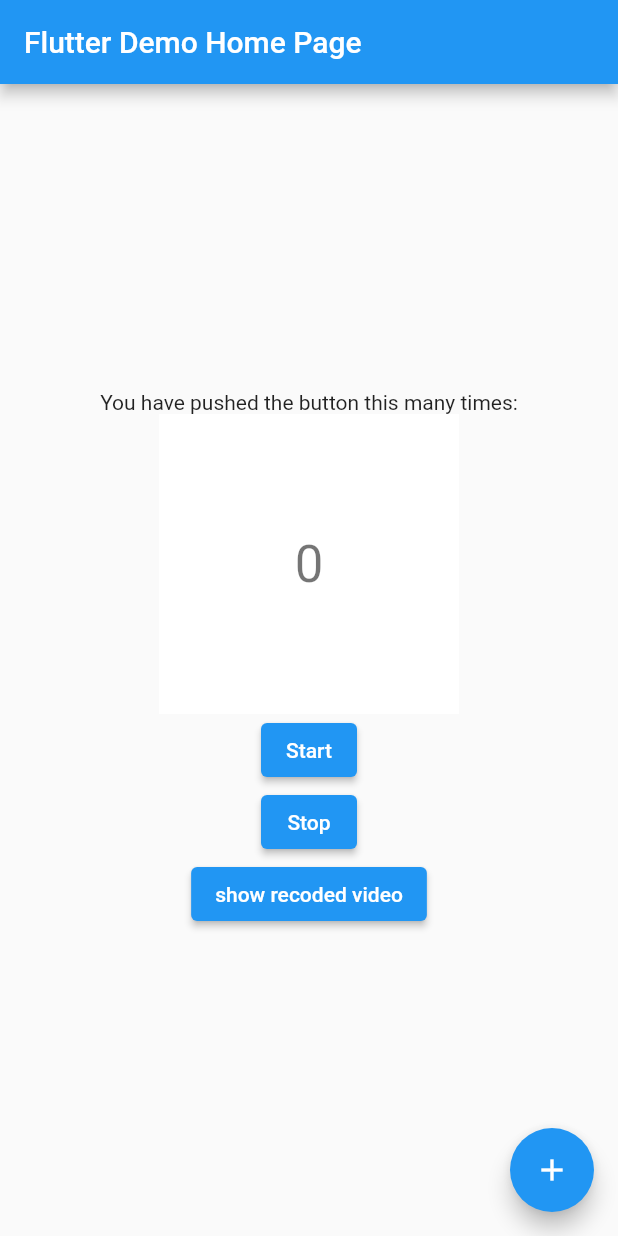
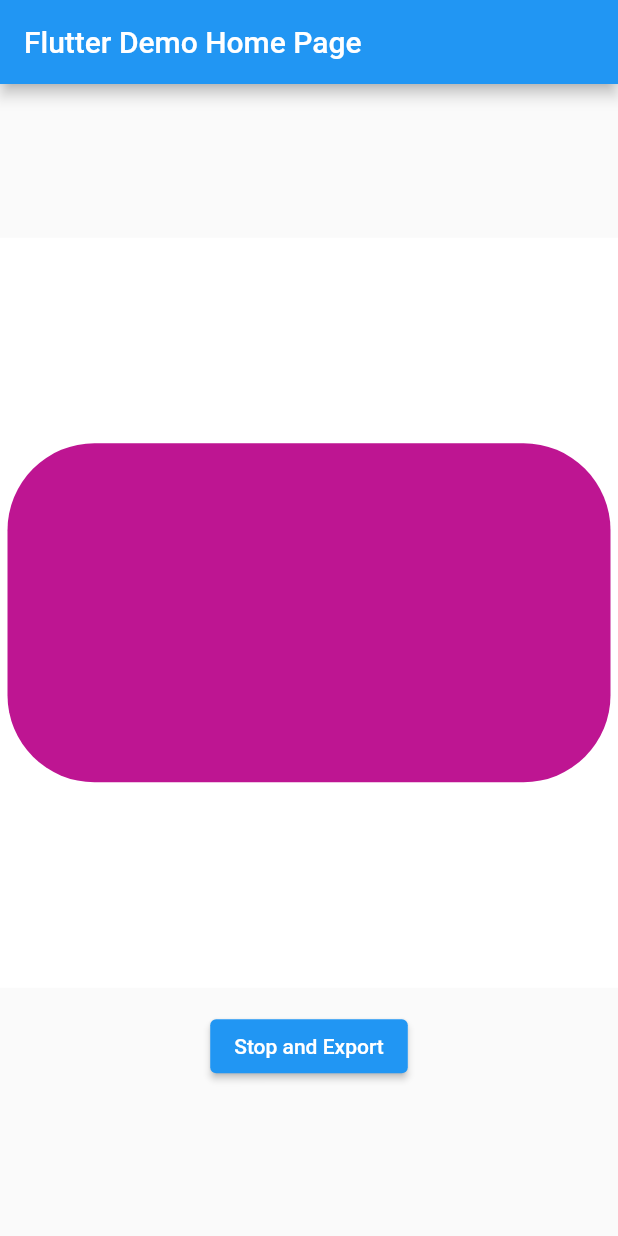
Before and after one commit to Baseflow/screenrecorder, a Flutter app: the screen it shows after launch, after a tap on "Start", on a phone screen of 412 x 824 dp. Run offline on Flutter 3.47's test engine with Material 2 defaults, Android fonts, the phone set to English and light mode, and no system bars.

Commit message:
chore: prepare more complex example

```diff
--- a/example/lib/main.dart
+++ b/example/lib/main.dart
@@ -1,5 +1,6 @@
 import 'dart:typed_data';
 
+import 'package:example/sample_animation.dart';
 import 'package:flutter/material.dart';
 import 'package:screen_recorder/screen_recorder.dart';
 
@@ -30,14 +31,9 @@ class MyHomePage extends StatefulWidget {
 }
 
 class _MyHomePageState extends State<MyHomePage> {
-  int _counter = 0;
+  bool _recording = false;
+  bool _exporting = false;
   ScreenRecorderController controller = ScreenRecorderController();
-
-  void _incrementCounter() {
-    setState(() {
-      _counter++;
-    });
-  }
 
   @override
   Widget build(BuildContext context) {
@@ -49,35 +45,41 @@ class _MyHomePageState extends State<MyHomePage> {
         child: Column(
           mainAxisAlignment: MainAxisAlignment.center,
           children: <Widget>[
-            Text(
-              'You have pushed the button this many times:',
+            if (_exporting)
+              Center(child: CircularProgressIndicator())
+            else ...[
+              ScreenRecorder(
+                height: 500,
+                width: 500,
+                controller: controller,
+                child: SampleAnimation(),
               ),
-            ScreenRecorder(
-              height: 200,
-              width: 200,
-              controller: controller,
-              child: Center(
-                child: Text(
-                  '$_counter',
-                  style: Theme.of(context).textTheme.headlineMedium,
-                ),
-              ),
-            ),
+              if (!_recording && !_exporting)
                 ElevatedButton(
                   onPressed: () {
                     controller.start();
+                    setState(() {
+                      _recording = true;
+                    });
                   },
                   child: Text('Start'),
                 ),
-            ElevatedButton(
-              onPressed: () {
-                controller.stop();
-              },
-              child: Text('Stop'),
+              const SizedBox(
+                height: 15,
               ),
+              if (_recording && !_exporting)
                 ElevatedButton(
                   onPressed: () async {
+                    controller.stop();
+
+                    setState(() {
+                      _recording = false;
+                      _exporting = true;
+                    });
                     var gif = await controller.export();
+                    setState(() {
+                      _exporting = false;
+                    });
                     showDialog(
                       context: context,
                       builder: (context) {
@@ -87,15 +89,11 @@ class _MyHomePageState extends State<MyHomePage> {
                       },
                     );
                   },
-              child: Text('show recoded video'),
+                  child: Text('Stop and Export'),
                 ),
+            ]
           ],
         ),
-      ),
-      floatingActionButton: FloatingActionButton(
-        onPressed: _incrementCounter,
-        tooltip: 'Increment',
-        child: Icon(Icons.add),
       ),
     );
   }
--- /dev/null
+++ b/example/lib/sample_animation.dart
@@ -0,0 +1,73 @@
+import 'dart:async';
+import 'dart:math';
+
+import 'package:flutter/material.dart';
+
+class SampleAnimation extends StatefulWidget {
+  const SampleAnimation({Key? key});
+
+  @override
+  State<SampleAnimation> createState() => _SampleAnimationState();
+}
+
+class _SampleAnimationState extends State<SampleAnimation> {
+  // Define the various properties with default values. Update these properties
+  // when the user taps a FloatingActionButton.
+  double paddingTop = 5;
+  double paddingleft = 5;
+  Color _color = Colors.green;
+  BorderRadiusGeometry _borderRadius = BorderRadius.circular(8);
+
+  @override
+  void initState() {
+    super.initState();
+    startTimer();
+  }
+
+  Timer? _timer;
+
+  void startTimer() {
+    const oneSec = const Duration(seconds: 1);
+    _timer = new Timer.periodic(
+      oneSec,
+      (Timer timer) {
+        setState(() {
+          // Create a random number generator.
+          final random = Random();
+
+          // Generate a random width and height.
+          paddingTop = random.nextInt(150).toDouble();
+          paddingTop = random.nextInt(150).toDouble();
+
+          // Generate a random color.
+          _color = Color.fromRGBO(
+            random.nextInt(256),
+            random.nextInt(256),
+            random.nextInt(256),
+            1,
+          );
+
+          // Generate a random border radius.
+          _borderRadius = BorderRadius.circular(random.nextInt(100).toDouble());
+        });
+      },
+    );
+  }
+
+  @override
+  Widget build(BuildContext context) {
+    return AnimatedContainer(
+      // Use the properties stored in the State class.
+      margin:
+          EdgeInsets.symmetric(horizontal: paddingleft, vertical: paddingTop),
+      decoration: BoxDecoration(
+        color: _color,
+        borderRadius: _borderRadius,
+      ),
+      // Define how long the animation should take.
+      duration: const Duration(seconds: 1),
+      // Provide an optional curve to make the animation feel smoother.
+      curve: Curves.fastOutSlowIn,
+    );
+  }
+}
--- a/lib/src/screen_recorder.dart
+++ b/lib/src/screen_recorder.dart
@@ -1,8 +1,8 @@
+import 'dart:ui' as ui show Image;
+
 import 'package:flutter/material.dart';
 import 'package:flutter/rendering.dart';
 import 'package:flutter/scheduler.dart';
-import 'dart:ui' as ui show Image;
-
 import 'package:screen_recorder/src/exporter.dart';
 import 'package:screen_recorder/src/frame.dart';
 
@@ -131,6 +131,7 @@ class ScreenRecorder extends StatelessWidget {
         width: width,
         height: height,
         color: background,
+        alignment: Alignment.center,
         child: child,
       ),
     );
```
Also changed, not shown: example/pubspec.yaml (+3 -4 lines). Lines whose indentation alone changed are shown as unchanged.
